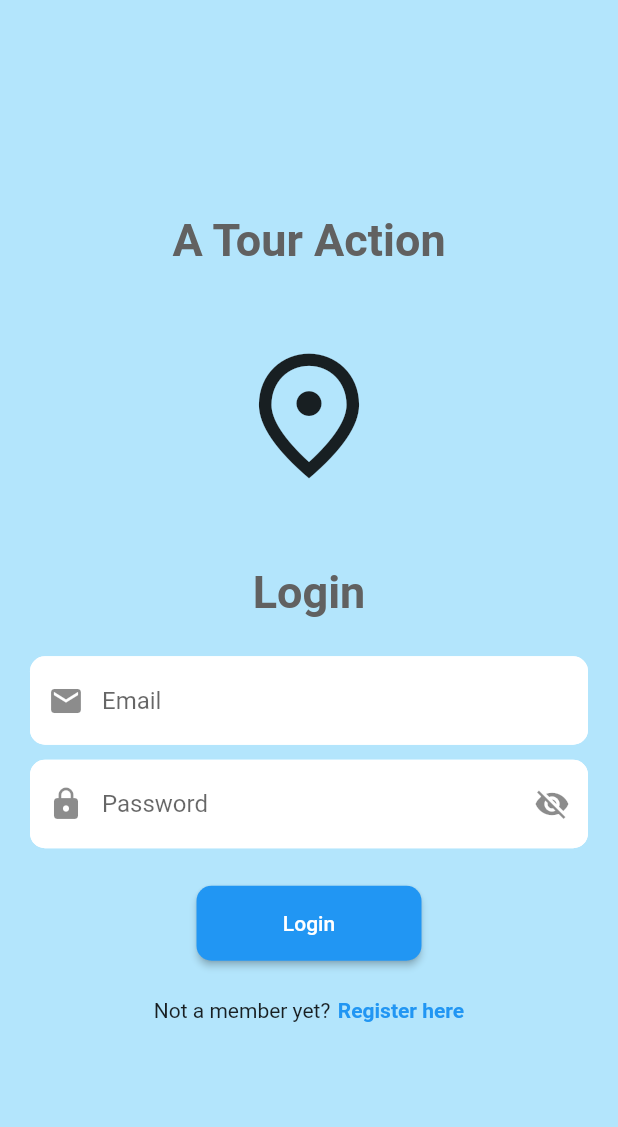
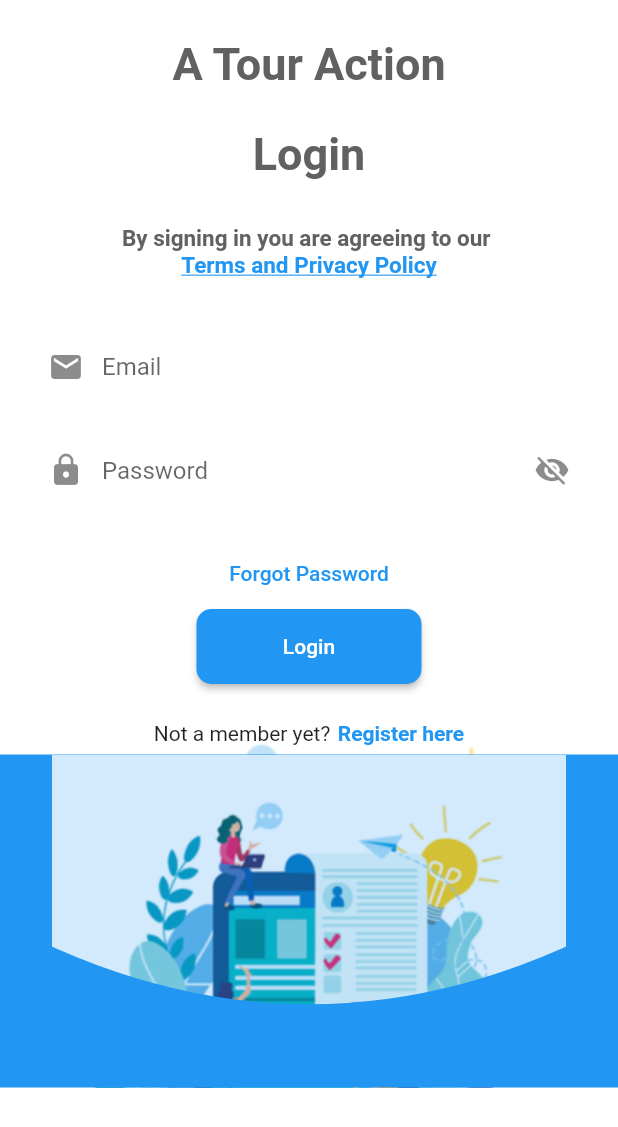
Before and after one commit to markabano/a_tour_action, a Flutter app: the screen it shows after launch, on a phone screen of 412 x 824 dp. Shown: the top 1127 px of the screen. Run offline on Flutter 3.47's test engine with Material 2 defaults, Android fonts, the phone set to English and light mode, and no system bars; our stand-ins replace card_swiper, carousel_slider, cloud_firestore, firebase_auth, firebase_core, firebase_storage and 2 more; missing offline and left inert: panorama_viewer; accounts and stored records are empty.

Commit message:
login and registration UI

```diff
--- a/lib/screens/login_screen.dart
+++ b/lib/screens/login_screen.dart
@@ -18,13 +18,24 @@ class _LoginScreenState extends State<LoginScreen> {
   @override
   Widget build(BuildContext context) {
     return Scaffold(
-      backgroundColor: Colors.lightBlue[100],
+      backgroundColor: Colors.white,
       body: SafeArea(
-        child: Center(
-          child: SingleChildScrollView(
+        child: SingleChildScrollView(
+          child: Container(
+            height: 725,
+          // padding: const EdgeInsets.all(12.0),
+          decoration: const BoxDecoration(
+            image: DecorationImage(
+              fit: BoxFit.contain,
+              image: AssetImage('assets/images/image 11.jpg'),
+              alignment: Alignment.bottomCenter,
+              opacity: 0.8,
+            ),
+          ),
             child: Column(
               mainAxisAlignment: MainAxisAlignment.center,
               children: [
+                const SizedBox(height: 25),
                 Text(
                   'A Tour Action',
                   style: TextStyle(
@@ -33,12 +44,7 @@ class _LoginScreenState extends State<LoginScreen> {
                     color: Colors.grey[700],
                   ),
                 ),
-                const SizedBox(height: 50),
-                const Icon(
-                  Icons.place_outlined,
-                  size: 100,
-                ),
-                const SizedBox(height: 50),
+                const SizedBox(height: 25),
                 Text(
                   'Login',
                   style: TextStyle(
@@ -46,7 +52,41 @@ class _LoginScreenState extends State<LoginScreen> {
                       fontWeight: FontWeight.bold,
                       color: Colors.grey[700]),
                 ),
-                const SizedBox(height: 25),
+                const SizedBox(height: 30),
+              SizedBox(
+                height: 55,
+                width: 250,
+                child: Column(
+                  children: [
+                  Text(
+            'By signing in you are agreeing to our ',
+            style: TextStyle(
+              fontSize: 15,
+              fontWeight: FontWeight.bold,
+              color: Colors.grey[700],
+            ),
+                  ),
+                  GestureDetector(
+            onTap: () {
+              // Handle the click event for "Terms and Privacy Policy" here.
+              // You can use Navigator.push() to navigate to the terms and privacy policy page.
+              // Example:
+              // Navigator.push(context, MaterialPageRoute(builder: (context) => TermsAndPrivacyPolicyScreen()));
+            },
+            child: const Text(
+              'Terms and Privacy Policy',
+              style: TextStyle(
+                fontSize: 15,
+                fontWeight: FontWeight.bold,
+                color: Colors.blue, // You can change the color to make it stand out.
+                decoration: TextDecoration.underline,
+              ),
+            ),
+                  ),
+                  ],
+              ),
+            ),
+                const SizedBox(height: 10),
                 CustomTextField(
                     controller: emailController,
                     hintText: 'Email',
@@ -58,7 +98,10 @@ class _LoginScreenState extends State<LoginScreen> {
                     hintText: 'Password',
                     icon: Icons.lock,
                     obscureText: true),
-                const SizedBox(height: 25),
+                const SizedBox(height: 15),
+                TextButton(onPressed: (){},
+                child: const Text("Forgot Password")
+                ),
                 ElevatedButton(
                   onPressed: signIn,
                   style: ElevatedButton.styleFrom(
@@ -89,7 +132,37 @@ class _LoginScreenState extends State<LoginScreen> {
                           )),
                     ),
                   ],
-                )
+                ),
+                const SizedBox(height: 6),
+                Expanded(
+                  child: Stack(
+                    fit: StackFit.expand,
+                    alignment: Alignment.center,
+                    children: [
+                      Container(
+                        width: 100,
+                        height: 200,
+                        color: Colors.blue,
+
+                      child: ClipPath(
+                        clipper: ClipClipper(),
+                        child: Container(
+                          width: 100,
+                          height: 250,
+                          decoration: const BoxDecoration(
+            image: DecorationImage(
+              fit: BoxFit.contain,
+              image: AssetImage('assets/images/image 11.jpg'),
+              alignment: Alignment.bottomCenter,
+              opacity: 0.8,
+            ),
+          ),
+                        ),
+                      ),
+                    ),
+  ]
+                  ),
+                ),
               ],
             ),
           ),
@@ -179,3 +252,27 @@ class _LoginScreenState extends State<LoginScreen> {
     }
   }
 }
+
+ class ClipClipper extends CustomClipper<Path> {
+
+    @override
+    Path getClip(Size size) {
+
+      Path path=Path();
+
+      // path.lineTo(0, size.height);
+      // path.lineTo(size.width, size.height);
+      // path.quadraticBezierTo(0, size.height , 0, 0);
+      path.moveTo(0, 0); // Move to the top-left corner
+      path.lineTo(0, size.height / 2); // Line to the left side of the semi-circle
+      path.quadraticBezierTo(
+      size.width / 2, size.height, size.width, size.height / 2); // Create the upside-down semi-circle
+      path.lineTo(size.width, 0); // Line to the top-right corner
+      path.close(); // Close the path to complete the clip shape
+
+      return path;
+    }
+
+    @override
+    bool shouldReclip(CustomClipper<Path> oldClipper) => false;
+  }
```
Also changed, not shown: lib/screens/register_screen.dart (+69 -10 lines), assets/images/image 11.jpg (added).
